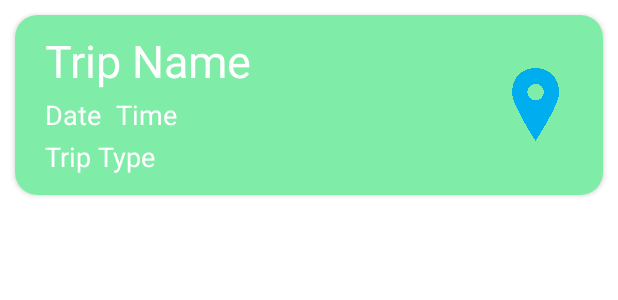
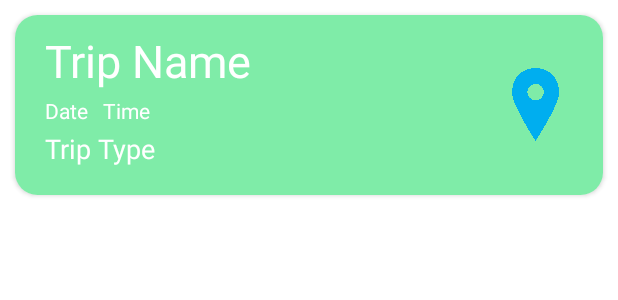
Before and after one commit to ebrahimalagamy/Tripaya, an Android app: the layout item_trip.xml on its own in the app's theme, with its tools: preview values and no code run, on a phone screen of 412 x 824 dp. Shown: the top 300 px of the screen. Run offline under Robolectric (Android 15) with nearby library versions, the phone set to English and light mode, and no system bars.

Commit message:
Add edit Trip 1.8

```diff
--- a/app/src/main/java/com/example/tripaya/adapter/TripAdapter.java
+++ b/app/src/main/java/com/example/tripaya/adapter/TripAdapter.java
@@ -87,7 +87,7 @@ public class TripAdapter extends RecyclerView.Adapter<TripAdapter.TripHolder> {
         void onItemClick(TripClass tripClass);
     }
 
-    public void serOnItemClickListener(OnItemClickListener listener) {
+    public void OnItemClickListener(OnItemClickListener listener) {
 
         this.listener = listener;
     }
--- a/app/src/main/res/layout/activity_add_trip.xml
+++ b/app/src/main/res/layout/activity_add_trip.xml
@@ -153,7 +153,6 @@
                 android:layout_width="wrap_content"
                 android:layout_height="wrap_content"
                 android:layout_marginTop="5dp"
-                android:checkedButton="@+id/radio_button_one_way"
                 app:layout_constraintStart_toStartOf="@+id/textView6"
                 app:layout_constraintTop_toBottomOf="@+id/textView6">
 
@@ -161,13 +160,13 @@
                     android:id="@+id/radio_button_one_way"
                     android:layout_width="match_parent"
                     android:layout_height="wrap_content"
+                    android:text="One Way"
                     android:checked="true"
-                    android:text="One Way" />
+                    />
 
                 <RadioButton
                     android:id="@+id/radio_button_round_trip"
                     android:layout_width="match_parent"
-                    android:checked="false"
                     android:layout_height="wrap_content"
                     android:text="Round Trip" />
             </RadioGroup>
--- a/app/src/main/res/layout/item_trip.xml
+++ b/app/src/main/res/layout/item_trip.xml
@@ -26,24 +26,24 @@
             android:id="@+id/tv_date_picker"
             android:layout_width="wrap_content"
             android:layout_height="wrap_content"
+            android:layout_below="@+id/tv_trip_name"
+            android:layout_marginLeft="10dp"
             android:layout_marginTop="3dp"
-            android:layout_marginLeft="10dp"
             android:text="@string/string_tv_date"
-            android:textSize="18sp"
             android:textColor="@color/white"
-            android:layout_below="@+id/tv_trip_name" />
+            android:textSize="14sp" />
 
         <TextView
             android:id="@+id/tv_time_picker"
             android:layout_width="wrap_content"
             android:layout_height="wrap_content"
+            android:layout_below="@+id/tv_trip_name"
             android:layout_marginStart="10dp"
             android:layout_marginTop="3dp"
+            android:layout_toRightOf="@+id/tv_date_picker"
             android:text="@string/string_tv_time"
-            android:textSize="18sp"
             android:textColor="@color/white"
-            android:layout_toRightOf="@+id/tv_date_picker"
-            android:layout_below="@+id/tv_trip_name"/>
+            android:textSize="14sp" />
 
         <TextView
             android:id="@+id/tv_trip_type"
@@ -63,9 +63,8 @@
             android:layout_width="50dp"
             android:layout_height="50dp"
             android:layout_alignParentEnd="true"
+            android:layout_centerVertical="true"
             android:layout_marginRight="10dp"
-            android:layout_centerVertical="true"
-            android:src="@drawable/map_marker"
-            />
+            android:src="@drawable/map_marker" />
     </RelativeLayout>
 </androidx.cardview.widget.CardView>
```
Also changed, not shown: app/src/main/AndroidManifest.xml (+7 -5 lines), app/src/main/java/com/example/tripaya/AddTripActivity.java (+11 -10 lines), app/src/main/java/com/example/tripaya/fragments/UpcomingFragment.java (+5 -2 lines), app/src/main/java/com/example/tripaya/roomdatabase/TripRepository.java (+28 -14 lines), app/src/main/res/layout/fragment_main.xml (deleted, +0 -14 lines).
